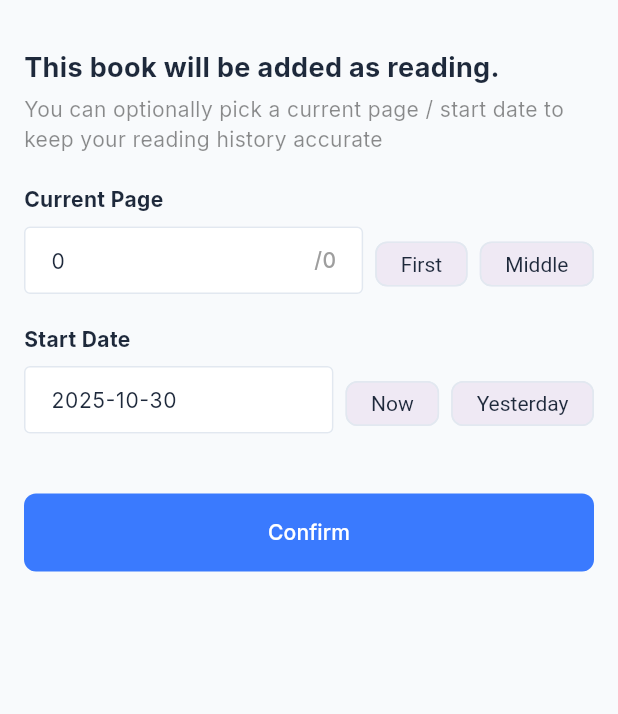
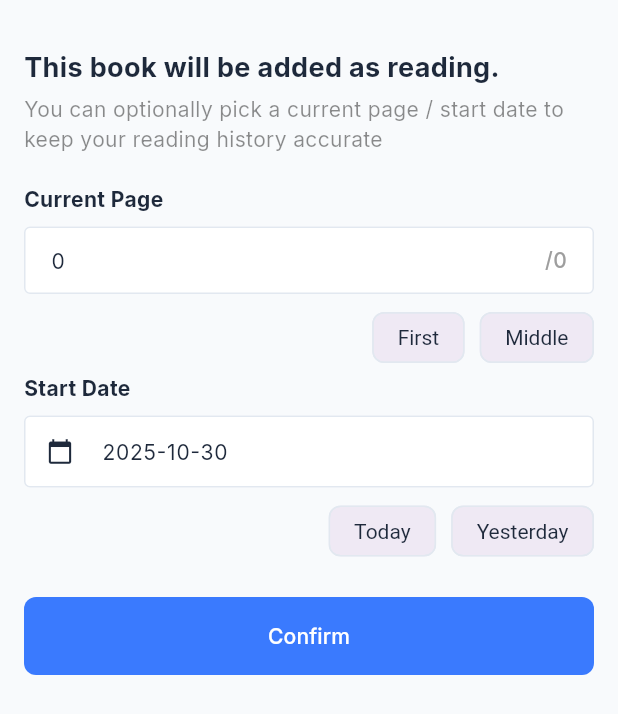
Before and after one commit to JordiiVidal/read-snap-app, a Flutter app: the BookUpdateFormExtra widget shown alone on an empty page, opened directly with empty values, on a phone screen of 412 x 824 dp. Shown: the top 714 px of the screen. Run offline on Flutter 3.47's test engine with Material 3 defaults, Android fonts, the phone set to English and light mode, and no system bars; our stand-ins replace flutter_riverpod, freezed_annotation, google_fonts, sqflite; accounts and stored records are empty; statements that could not run were skipped.

Commit message:
session & book form

```diff
--- a/lib/common/widgets/form/form_action_row.dart
+++ /dev/null
@@ -1,40 +0,0 @@
-import 'package:flutter/material.dart';
-
-typedef QuickActions = Map<String, VoidCallback>;
-
-class FormActionRow extends StatelessWidget {
-  final Widget inputField;
-  final QuickActions quickActions;
-  final double horizontalSpacing;
-
-  const FormActionRow({
-    required this.inputField,
-    required this.quickActions,
-    this.horizontalSpacing = 8.0,
-    super.key,
-  });
-
-  @override
-  Widget build(BuildContext context) {
-    final List<Widget> actionWidgets = [];
-
-    quickActions.forEach((label, onPressed) {
-      actionWidgets.add(
-        ActionChip(
-          label: Text(label),
-          onPressed: onPressed,
-          visualDensity: VisualDensity.compact,
-        ),
-      );
-    });
-
-    return Row(
-      crossAxisAlignment: CrossAxisAlignment.end,
-      spacing: horizontalSpacing,
-      children: [
-        Expanded(child: inputField),
-        ...actionWidgets,
-      ],
-    );
-  }
-}
--- a/lib/common/widgets/widgets.dart
+++ b/lib/common/widgets/widgets.dart
@@ -4,7 +4,6 @@ export 'custom_card.dart';
 export 'dashed_border_container.dart';
 export 'empty_state.dart';
 // Form
-export 'form/form_action_row.dart';
 export 'form/form_dynamic_field.dart';
 export 'form/form_label_field.dart';
 export 'form/form_submit.dart';
--- a/lib/features/book/presentation/pages/book_create_page.dart
+++ b/lib/features/book/presentation/pages/book_create_page.dart
@@ -25,9 +25,8 @@ class _BookCreatePageState extends ConsumerState<BookCreatePage> {
 
     return Scaffold(
       appBar: AppBar(),
-      body: SafeArea(
-        child: Padding(
-          padding: const EdgeInsets.all(16.0),
+      body: Padding(
+        padding: const EdgeInsets.symmetric(vertical: 16.0, horizontal: 32),
         child: ListView(
           children: [
             // Title
@@ -65,7 +64,6 @@ class _BookCreatePageState extends ConsumerState<BookCreatePage> {
               ),
             ),
           ],
-          ),
         ),
       ),
     );
--- a/lib/features/book/presentation/widgets/form/book_update_form_extra.dart
+++ b/lib/features/book/presentation/widgets/form/book_update_form_extra.dart
@@ -91,7 +91,6 @@ class _BookUpdateFormExtraState extends ConsumerState<BookUpdateFormExtra> {
         child: Column(
           crossAxisAlignment: CrossAxisAlignment.start,
           mainAxisSize: MainAxisSize.min,
-          spacing: 20,
           children: [
             // Header
             Column(
@@ -108,11 +107,11 @@ class _BookUpdateFormExtraState extends ConsumerState<BookUpdateFormExtra> {
                 ),
               ],
             ),
+            SizedBox(height: 20),
 
             // Current Page Field
             if (!isCompleted) ...[
-              FormActionRow(
-                inputField: FormDynamicField(
+              FormDynamicField(
                 label: 'Current Page',
                 hintText: 'Enter current page',
                 controller: _currentPageController,
@@ -123,8 +122,16 @@ class _BookUpdateFormExtraState extends ConsumerState<BookUpdateFormExtra> {
                   updateNotifier.updateCurrentPage(pages);
                 },
               ),
-                quickActions: {
-                  'First': () {
+              SizedBox(height: 5),
+
+              // Actions
+              Row(
+                mainAxisAlignment: MainAxisAlignment.end,
+                spacing: 10,
+                children: [
+                  ActionChip(
+                    label: Text('First'),
+                    onPressed: () {
                       final newValue = '1';
                       _handleQuickAction(
                         _currentPageController,
@@ -132,7 +139,10 @@ class _BookUpdateFormExtraState extends ConsumerState<BookUpdateFormExtra> {
                         () => updateNotifier.updateCurrentPage(1),
                       );
                     },
-                  'Middle': () {
+                  ),
+                  ActionChip(
+                    label: Text('Middle'),
+                    onPressed: () {
                       final pages = widget.book.totalPages ~/ 2;
                       final newValue = pages.toString();
                       _handleQuickAction(
@@ -141,24 +151,35 @@ class _BookUpdateFormExtraState extends ConsumerState<BookUpdateFormExtra> {
                         () => updateNotifier.updateCurrentPage(pages),
                       );
                     },
-                },
+                  ),
+                ],
               ),
             ],
 
             // Start Date Field
-            FormActionRow(
-              inputField: FormDynamicField(
+            FormDynamicField(
               label: 'Start Date',
               hintText: 'Enter start date',
               keyboardType: TextInputType.datetime,
               controller: _startDateController,
+              prefixIcon: Icons.calendar_today,
+              onPrefixPressed: () =>
+                  _selectDate(context, updateNotifier.updateStartedAt),
               onChanged: (value) {
                 final date = DateTime.parse(value);
                 updateNotifier.updateStartedAt(date);
               },
             ),
-              quickActions: {
-                'Now': () {
+            SizedBox(height: 5),
+
+            // Actions
+            Row(
+              spacing: 10,
+              mainAxisAlignment: MainAxisAlignment.end,
+              children: [
+                ActionChip(
+                  label: Text('Today'),
+                  onPressed: () {
                     final now = DateTime.now();
                     final newValue = _dateFormat.format(now);
                     _handleQuickAction(
@@ -167,7 +188,10 @@ class _BookUpdateFormExtraState extends ConsumerState<BookUpdateFormExtra> {
                       () => updateNotifier.updateStartedAt(now),
                     );
                   },
-                'Yesterday': () {
+                ),
+                ActionChip(
+                  label: Text('Yesterday'),
+                  onPressed: () {
                     final yesterday = DateTime.now().subtract(
                       const Duration(days: 1),
                     );
@@ -178,24 +202,34 @@ class _BookUpdateFormExtraState extends ConsumerState<BookUpdateFormExtra> {
                       () => updateNotifier.updateStartedAt(yesterday),
                     );
                   },
-              },
+                ),
+              ],
             ),
 
             // End Date Field
-            if (isCompleted)
-              FormActionRow(
-                inputField: FormDynamicField(
+            if (isCompleted) ...[
+              FormDynamicField(
                 label: 'End Date',
                 hintText: 'Enter end date',
                 keyboardType: TextInputType.datetime,
                 controller: _endDateController,
+                prefixIcon: Icons.calendar_today,
+                onPrefixPressed: () =>
+                    _selectDate(context, updateNotifier.updateFinishedAt),
                 onChanged: (value) {
                   final date = DateTime.parse(value);
                   updateNotifier.updateFinishedAt(date);
                 },
               ),
-                quickActions: {
-                  'Now': () {
+              SizedBox(height: 5),
+
+              // Actions
+              Row(
+                spacing: 10,
+                children: [
+                  ActionChip(
+                    label: Text('Now'),
+                    onPressed: () {
                       final now = DateTime.now();
                       final newValue = _dateFormat.format(now);
                       _handleQuickAction(
@@ -204,7 +238,10 @@ class _BookUpdateFormExtraState extends ConsumerState<BookUpdateFormExtra> {
                         () => updateNotifier.updateFinishedAt(now),
                       );
                     },
-                  'Yesterday': () {
+                  ),
+                  ActionChip(
+                    label: Text('Yesterday'),
+                    onPressed: () {
                       final yesterday = DateTime.now().subtract(
                         const Duration(days: 1),
                       );
@@ -215,8 +252,10 @@ class _BookUpdateFormExtraState extends ConsumerState<BookUpdateFormExtra> {
                         () => updateNotifier.updateFinishedAt(yesterday),
                       );
                     },
-                },
                   ),
+                ],
+              ),
+            ],
 
             // Submit Button
             Container(
@@ -254,4 +293,19 @@ class _BookUpdateFormExtraState extends ConsumerState<BookUpdateFormExtra> {
       );
     }
   }
+
+  Future<void> _selectDate(
+    BuildContext context,
+    Function(DateTime) onDateChanged,
+  ) async {
+    final DateTime? picked = await showDatePicker(
+      context: context,
+      initialDate: DateTime.now(),
+      firstDate: DateTime(2000),
+      lastDate: DateTime.now(),
+    );
+    if (picked != null) {
+      onDateChanged(picked);
     }
+  }
+}
--- a/lib/features/session/presentation/pages/session_create_page.dart
+++ b/lib/features/session/presentation/pages/session_create_page.dart
@@ -33,9 +33,8 @@ class _SessionCreatePageState extends ConsumerState<SessionCreatePage> {
       body: Stack(
         children: [
           Padding(
-            padding: const EdgeInsets.all(16.0),
-            child: Column(
-              crossAxisAlignment: CrossAxisAlignment.start,
+            padding: const EdgeInsets.symmetric(vertical: 16.0, horizontal: 32),
+            child: ListView(
               children: [
                 // Title
                 Text(
--- a/lib/features/session/presentation/widgets/form/session_form.dart
+++ b/lib/features/session/presentation/widgets/form/session_form.dart
@@ -53,7 +53,7 @@ class _SessionFormState extends ConsumerState<SessionForm> {
 
     return Form(
       key: widget.formKey,
-      child: ListView(
+      child: Column(
         children: [
           SessionFormPageStart(_startPageController, (value) {
             final parsed = int.tryParse(value) ?? 0;
```
Also changed, not shown: lib/features/session/presentation/widgets/form/session_form_date.dart (+12 -15 lines), lib/features/session/presentation/widgets/form/session_form_minutes.dart (+21 -12 lines). Lines whose indentation alone changed are shown as unchanged.
